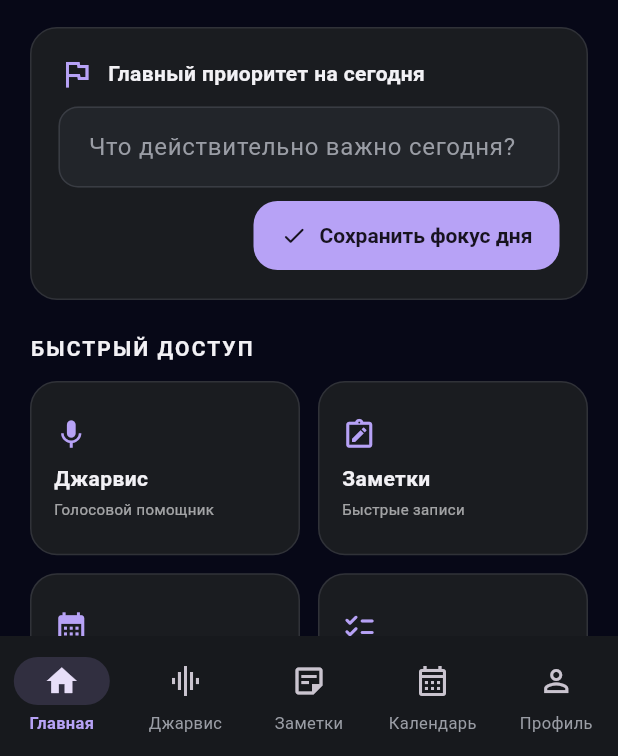
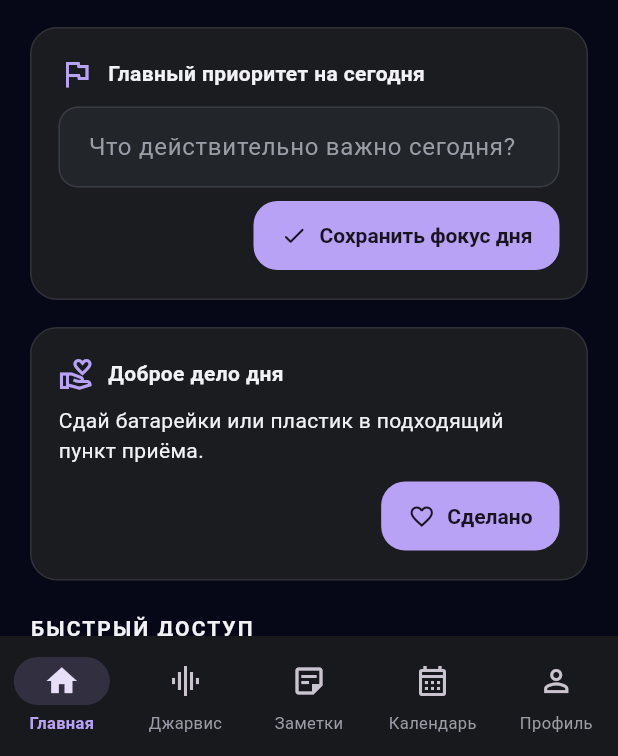
Before and after one commit to ddisa8679-sys/NEXSUS, a Flutter app: the screen it shows once a user with an empty profile is signed in, on a phone screen of 412 x 824 dp, the part 480-1236 px from its top. Run offline on Flutter 3.47's test engine with Material 3 defaults, Android fonts, the phone set to English and light mode, and no system bars; our stand-ins replace firebase_auth, firebase_core, flutter_local_notifications, flutter_timezone, flutter_tts, shared_preferences and 2 more; missing offline and left inert: llama_flutter_android; accounts and stored records are empty.

Commit message:
Add a daily positive action card

```diff
--- a/lib/main.dart
+++ b/lib/main.dart
@@ -98,6 +98,18 @@ class _HomeScreenState extends State<HomeScreen> with WidgetsBindingObserver {
   static const String _intentionDateKey = 'nexsus_daily_intention_date_v1';
   bool _intentionSaved = false;
   static const String _selectedTabKey = 'nexsus_selected_tab_v1';
+  static const String _goodDeedDateKey = 'nexsus_good_deed_date_v1';
+  static const String _goodDeedDoneKey = 'nexsus_good_deed_done_v1';
+  bool _goodDeedDone = false;
+  static const List<String> _goodDeeds = [
+    'Напиши близкому человеку и спроси, как у него дела.',
+    'Помоги кому-нибудь с небольшим делом, не ожидая благодарности.',
+    'Сдай батарейки или пластик в подходящий пункт приёма.',
+    'Поделись полезным знанием или поддержи начинающего.',
+    'Поблагодари человека, чей труд часто остаётся незаметным.',
+    'Уступи место или помоги человеку, которому это нужно.',
+    'Убери небольшой участок вокруг себя — двор, парк или рабочее место.',
+  ];
 
   @override
   void initState() {
@@ -105,6 +117,7 @@ class _HomeScreenState extends State<HomeScreen> with WidgetsBindingObserver {
     WidgetsBinding.instance.addObserver(this);
     _restoreHomeState();
     _loadDailyIntention();
+    _loadGoodDeed();
     _timer = Timer.periodic(const Duration(seconds: 1), (_) {
       if (mounted) setState(() => _now = DateTime.now());
     });
@@ -120,6 +133,26 @@ class _HomeScreenState extends State<HomeScreen> with WidgetsBindingObserver {
   Future<void> _saveSelectedTab(int value) async {
     final prefs = await SharedPreferences.getInstance();
     await prefs.setInt(_selectedTabKey, value);
+  }
+
+  Future<void> _loadGoodDeed() async {
+    final prefs = await SharedPreferences.getInstance();
+    final today = DateTime.now().toIso8601String().substring(0, 10);
+    if (!mounted) return;
+    setState(() => _goodDeedDone =
+        prefs.getString(_goodDeedDateKey) == today &&
+        prefs.getBool(_goodDeedDoneKey) == true);
+  }
+
+  int get _goodDeedIndex =>
+      DateTime.now().difference(DateTime(2025, 1, 1)).inDays.abs() % _goodDeeds.length;
+
+  Future<void> _completeGoodDeed() async {
+    final prefs = await SharedPreferences.getInstance();
+    final today = DateTime.now().toIso8601String().substring(0, 10);
+    await prefs.setString(_goodDeedDateKey, today);
+    await prefs.setBool(_goodDeedDoneKey, true);
+    if (mounted) setState(() => _goodDeedDone = true);
   }
 
   @override
@@ -256,6 +289,26 @@ class _HomeScreenState extends State<HomeScreen> with WidgetsBindingObserver {
           style: FilledButton.styleFrom(backgroundColor: widget.settings.accent, foregroundColor: const Color(0xFF17131F)),
         )),
       ])),
+      const SizedBox(height: 18),
+      _panel(child: Column(crossAxisAlignment: CrossAxisAlignment.start, children: [
+        Row(children: [
+          Icon(Icons.volunteer_activism_outlined, color: widget.settings.accent),
+          const SizedBox(width: 9),
+          Expanded(child: Text(AppText.tx('Доброе дело дня', 'A good deed today'),
+              style: const TextStyle(fontWeight: FontWeight.bold))),
+          if (_goodDeedDone) const Icon(Icons.check_circle, color: Color(0xFF36D9A0)),
+        ]),
+        const SizedBox(height: 9),
+        Text(_goodDeeds[_goodDeedIndex], style: const TextStyle(height: 1.4)),
+        const SizedBox(height: 10),
+        Align(alignment: Alignment.centerRight, child: FilledButton.tonalIcon(
+          onPressed: _goodDeedDone ? null : _completeGoodDeed,
+          icon: Icon(_goodDeedDone ? Icons.check : Icons.favorite_border),
+          label: Text(_goodDeedDone
+              ? AppText.tx('На сегодня выполнено', 'Done for today')
+              : AppText.tx('Сделано', 'I did it')),
+        )),
+      ])),
       const SizedBox(height: 22),
       Text(AppText.tx('БЫСТРЫЙ ДОСТУП', 'QUICK ACCESS'), style: TextStyle(fontWeight: FontWeight.bold, letterSpacing: 1.4)),
       const SizedBox(height: 12),
```
